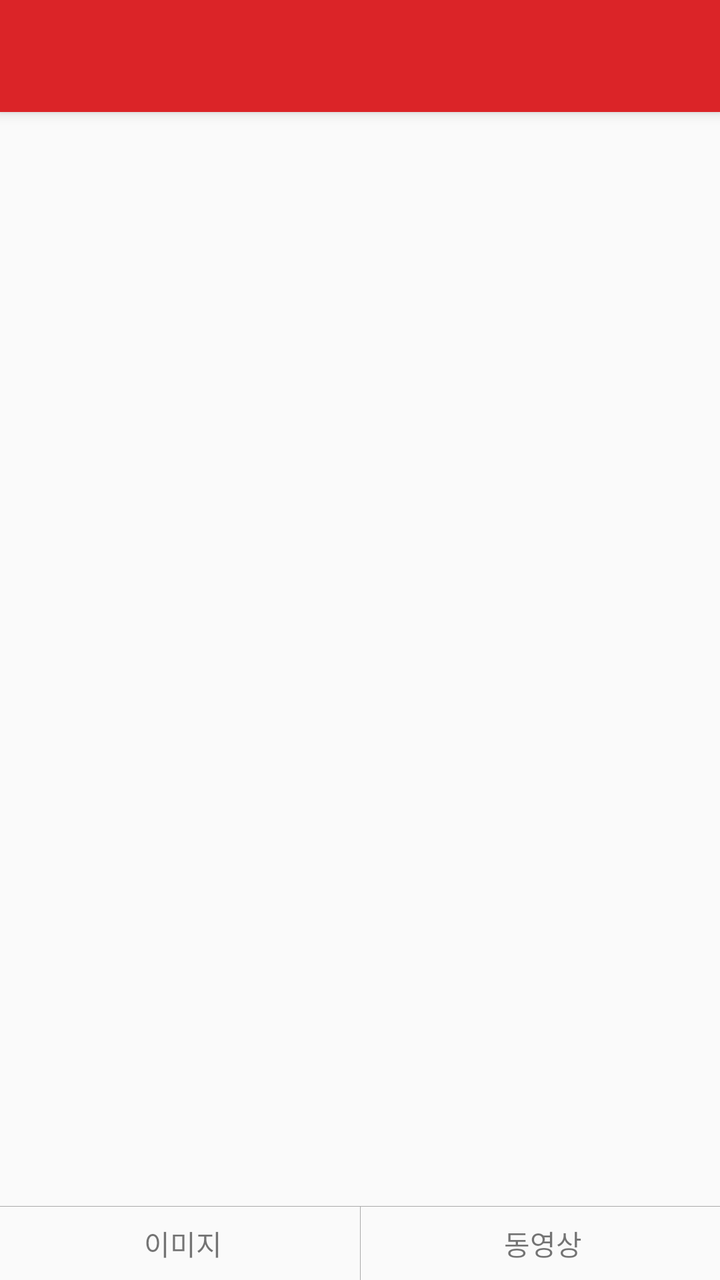
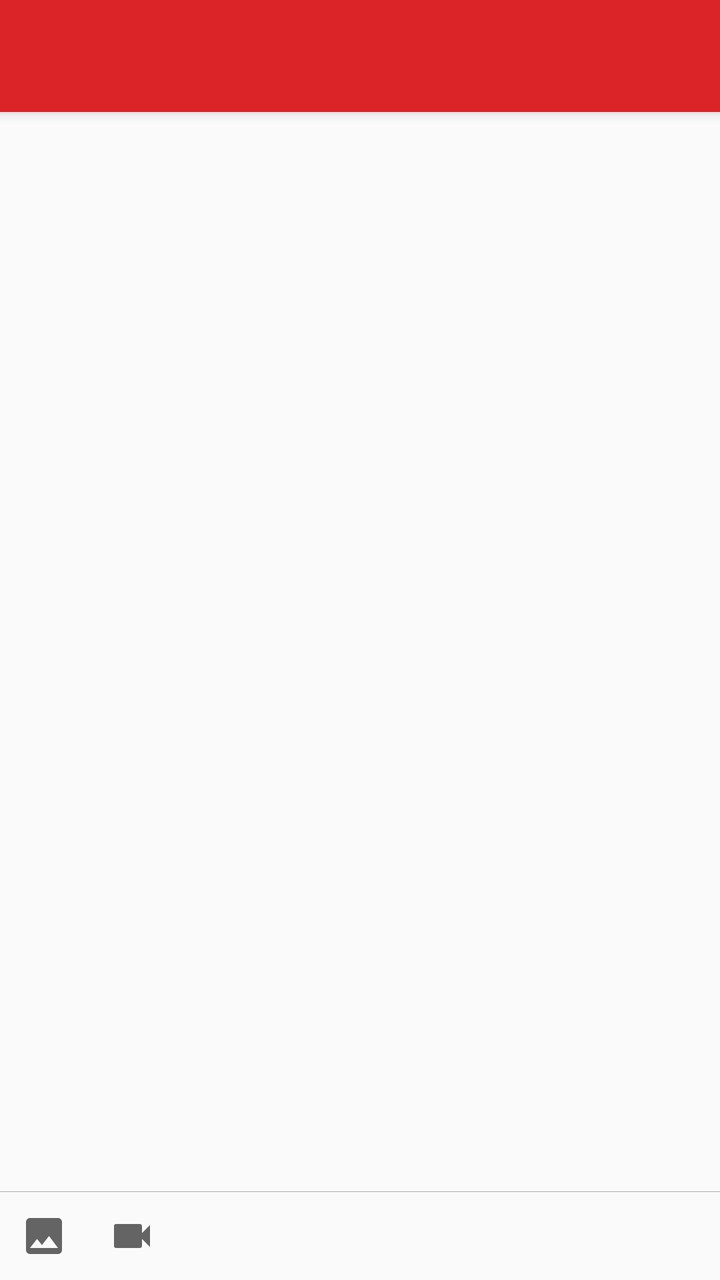

Screens rendered from an Android XML layout before and after an edit, with the pre-edit source and the edit as a unified diff.
<!-- AndroidManifest.xml: activity theme AppTheme.NoActionBar -->
<!-- res/layout/activity_create_article.xml -->
<?xml version="1.0" encoding="utf-8"?>
<layout
        xmlns:android="http://schemas.android.com/apk/res/android"
        xmlns:app="http://schemas.android.com/apk/res-auto"
        xmlns:tools="http://schemas.android.com/tools"
        tools:context=".activity.CreateArticleActivity">

    <data>
        <variable
                name="viewModel"
                type="com.hhp227.knu_minigroup.viewmodel.CreateArticleViewModel" />

        <variable
                name="handler"
                type="com.hhp227.knu_minigroup.handler.OnActivityCreateArticleEventListener" />
    </data>

    <androidx.coordinatorlayout.widget.CoordinatorLayout
            android:layout_width="match_parent"
            android:layout_height="match_parent">

        <com.google.android.material.appbar.AppBarLayout
                android:layout_height="wrap_content"
                android:layout_width="match_parent"
                android:theme="@style/AppTheme.AppBarOverlay">

            <androidx.appcompat.widget.Toolbar
                    android:id="@+id/toolbar"
                    android:layout_width="match_parent"
                    android:layout_height="?attr/actionBarSize"
                    android:background="?attr/colorPrimary"
                    app:popupTheme="@style/AppTheme.PopupOverlay" />

        </com.google.android.material.appbar.AppBarLayout>

        <androidx.constraintlayout.widget.ConstraintLayout
                android:layout_width="match_parent"
                android:layout_height="match_parent"
                app:layout_behavior="@string/appbar_scrolling_view_behavior">

            <LinearLayout
                    android:layout_width="match_parent"
                    android:layout_height="match_parent"
                    android:orientation="vertical">

                
                <ListView
                        android:id="@+id/lv_write"
                        android:layout_width="fill_parent"
                        android:layout_height="0dp"
                        android:layout_weight="1"
                        android:divider="@null" />

                <View
                        android:layout_width="match_parent"
                        android:layout_height="1px"
                        android:background="@android:color/darker_gray" />

                <LinearLayout
                        android:layout_width="match_parent"
                        android:layout_height="wrap_content"
                        android:layout_weight="0"
                        android:gravity="center_vertical"
                        android:orientation="horizontal">

                    <LinearLayout
                            android:id="@+id/ll_image"
                            android:layout_width="match_parent"
                            android:layout_height="wrap_content"
                            android:layout_weight="1"
                            android:gravity="center"
                            android:orientation="horizontal"
                            android:paddingBottom="8dp"
                            android:paddingLeft="12dp"
                            android:paddingRight="12dp"
                            android:paddingTop="8dp"
                            android:clickable="true"
                            android:focusable="true"
                            android:foreground="?android:attr/selectableItemBackground"
                            android:onClick="@{handler::onImageClick}">

                        <TextView
                                android:id="@+id/tv_image"
                                android:layout_width="wrap_content"
                                android:layout_height="wrap_content"
                                android:layout_marginStart="3dp"
                                android:text="이미지" />

                    </LinearLayout>

                    <LinearLayout
                            android:layout_width="1px"
                            android:layout_height="match_parent"
                            android:background="@android:color/darker_gray" />

                    <LinearLayout
                            android:id="@+id/ll_video"
                            android:layout_width="match_parent"
                            android:layout_height="wrap_content"
                            android:layout_weight="1"
                            android:gravity="center"
                            android:orientation="horizontal"
                            android:paddingBottom="8dp"
                            android:paddingLeft="12dp"
                            android:paddingRight="12dp"
                            android:paddingTop="8dp"
                            android:clickable="true"
                            android:focusable="true"
                            android:foreground="?android:attr/selectableItemBackground"
                            android:onClick="@{handler::onVideoClick}">

                        <TextView
                                android:id="@+id/tv_video"
                                android:layout_width="wrap_content"
                                android:layout_height="wrap_content"
                                android:layout_marginStart="3dp"
                                android:text="동영상" />

                    </LinearLayout>

                </LinearLayout>

            </LinearLayout>

        </androidx.constraintlayout.widget.ConstraintLayout>

    </androidx.coordinatorlayout.widget.CoordinatorLayout>

</layout>
<!-- resources referenced by this layout -->
<resources>
  <style name="AppTheme.AppBarOverlay" parent="ThemeOverlay.AppCompat.Dark.ActionBar" />
  <style name="AppTheme.PopupOverlay" parent="ThemeOverlay.AppCompat.Light" />
  <style name="AppTheme.NoActionBar">
          <item name="windowActionBar">false</item>
          <item name="windowNoTitle">true</item>
      </style>
</resources>

<!-- the commit's change to res/layout/activity_create_article.xml (unified diff, before → after) -->
@@ -63,60 +63,25 @@
                         android:gravity="center_vertical"
                         android:orientation="horizontal">
 
-                    <LinearLayout
-                            android:id="@+id/ll_image"
-                            android:layout_width="match_parent"
+                    <ImageButton
+                            android:id="@+id/ib_image"
+                            android:layout_width="wrap_content"
                             android:layout_height="wrap_content"
-                            android:layout_weight="1"
-                            android:gravity="center"
-                            android:orientation="horizontal"
-                            android:paddingBottom="8dp"
-                            android:paddingLeft="12dp"
-                            android:paddingRight="12dp"
-                            android:paddingTop="8dp"
-                            android:clickable="true"
-                            android:focusable="true"
-                            android:foreground="?android:attr/selectableItemBackground"
-                            android:onClick="@{handler::onImageClick}">
+                            android:padding="10dp"
+                            android:src="@drawable/ic_baseline_insert_photo_24"
+                            android:background="?android:attr/selectableItemBackgroundBorderless"
+                            android:contentDescription="이미지"
+                            android:onClick="@{handler::onImageClick}" />
 
-                        <TextView
-                                android:id="@+id/tv_image"
-                                android:layout_width="wrap_content"
-                                android:layout_height="wrap_content"
-                                android:layout_marginStart="3dp"
-                                android:text="이미지" />
-
-                    </LinearLayout>
-
-                    <LinearLayout
-                            android:layout_width="1px"
-                            android:layout_height="match_parent"
-                            android:background="@android:color/darker_gray" />
-
-                    <LinearLayout
-                            android:id="@+id/ll_video"
-                            android:layout_width="match_parent"
+                    <ImageButton
+                            android:id="@+id/ib_video"
+                            android:layout_width="wrap_content"
                             android:layout_height="wrap_content"
-                            android:layout_weight="1"
-                            android:gravity="center"
-                            android:orientation="horizontal"
-                            android:paddingBottom="8dp"
-                            android:paddingLeft="12dp"
-                            android:paddingRight="12dp"
-                            android:paddingTop="8dp"
-                            android:clickable="true"
-                            android:focusable="true"
-                            android:foreground="?android:attr/selectableItemBackground"
-                            android:onClick="@{handler::onVideoClick}">
-
-                        <TextView
-                                android:id="@+id/tv_video"
-                                android:layout_width="wrap_content"
-                                android:layout_height="wrap_content"
-                                android:layout_marginStart="3dp"
-                                android:text="동영상" />
-
-                    </LinearLayout>
+                            android:padding="10dp"
+                            android:src="@drawable/ic_baseline_videocam_24"
+                            android:background="?android:attr/selectableItemBackgroundBorderless"
+                            android:contentDescription="동영상"
+                            android:onClick="@{handler::onVideoClick}" />
 
                 </LinearLayout>
 
<!-- resource entries referenced after the edit -->
@@ -1,5 +1,27 @@
 <!-- resources referenced by this layout -->
 <resources>
+  <!-- drawable ic_baseline_insert_photo_24 (drawable) -->
+  <vector xmlns:android="http://schemas.android.com/apk/res/android"
+      android:width="24dp"
+      android:height="24dp"
+      android:viewportWidth="24"
+      android:viewportHeight="24"
+      android:tint="?attr/colorControlNormal">
+    <path
+        android:fillColor="@android:color/white"
+        android:pathData="M21,19V5c0,-1.1 -0.9,-2 -2,-2H5c-1.1,0 -2,0.9 -2,2v14c0,1.1 0.9,2 2,2h14c1.1,0 2,-0.9 2,-2zM8.5,13.5l2.5,3.01L14.5,12l4.5,6H5l3.5,-4.5z"/>
+  </vector>
+  <!-- drawable ic_baseline_videocam_24 (drawable) -->
+  <vector xmlns:android="http://schemas.android.com/apk/res/android"
+      android:width="24dp"
+      android:height="24dp"
+      android:viewportWidth="24"
+      android:viewportHeight="24"
+      android:tint="?attr/colorControlNormal">
+    <path
+        android:fillColor="@android:color/white"
+        android:pathData="M17,10.5V7c0,-0.55 -0.45,-1 -1,-1H4c-0.55,0 -1,0.45 -1,1v10c0,0.55 0.45,1 1,1h12c0.55,0 1,-0.45 1,-1v-3.5l4,4v-11l-4,4z"/>
+  </vector>
   <style name="AppTheme.AppBarOverlay" parent="ThemeOverlay.AppCompat.Dark.ActionBar" />
   <style name="AppTheme.PopupOverlay" parent="ThemeOverlay.AppCompat.Light" />
   <style name="AppTheme.NoActionBar">
